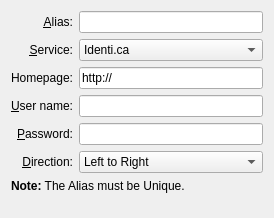
KDE/choqok, file src/accounts_wizard_base.ui: the form before one commit.
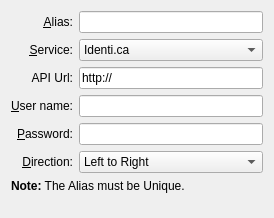
The form after the commit. Custom widgets are drawn as their Qt base class.

Commit message: GUI: In AddAccount dialog: Homepage changed to API Url due we expect this! as input not website url e.g. for Identica, Homepage is http://identi.ca and API Url is http://identi.ca/api/

```diff
--- a/src/accounts_wizard_base.ui
+++ b/src/accounts_wizard_base.ui
@@ -183,7 +183,13 @@
    <item row="2" column="0">
     <widget class="QLabel" name="lblHomepage">
      <property name="text">
-      <string>Homepage:</string>
+      <string>API Url:</string>
+     </property>
+     <property name="alignment">
+      <set>Qt::AlignRight|Qt::AlignTrailing|Qt::AlignVCenter</set>
+     </property>
+     <property name="buddy">
+      <cstring>kcfg_homepage</cstring>
      </property>
     </widget>
    </item>
```
Left out of the diff: 9 changed lines with no effect on the pictures.
